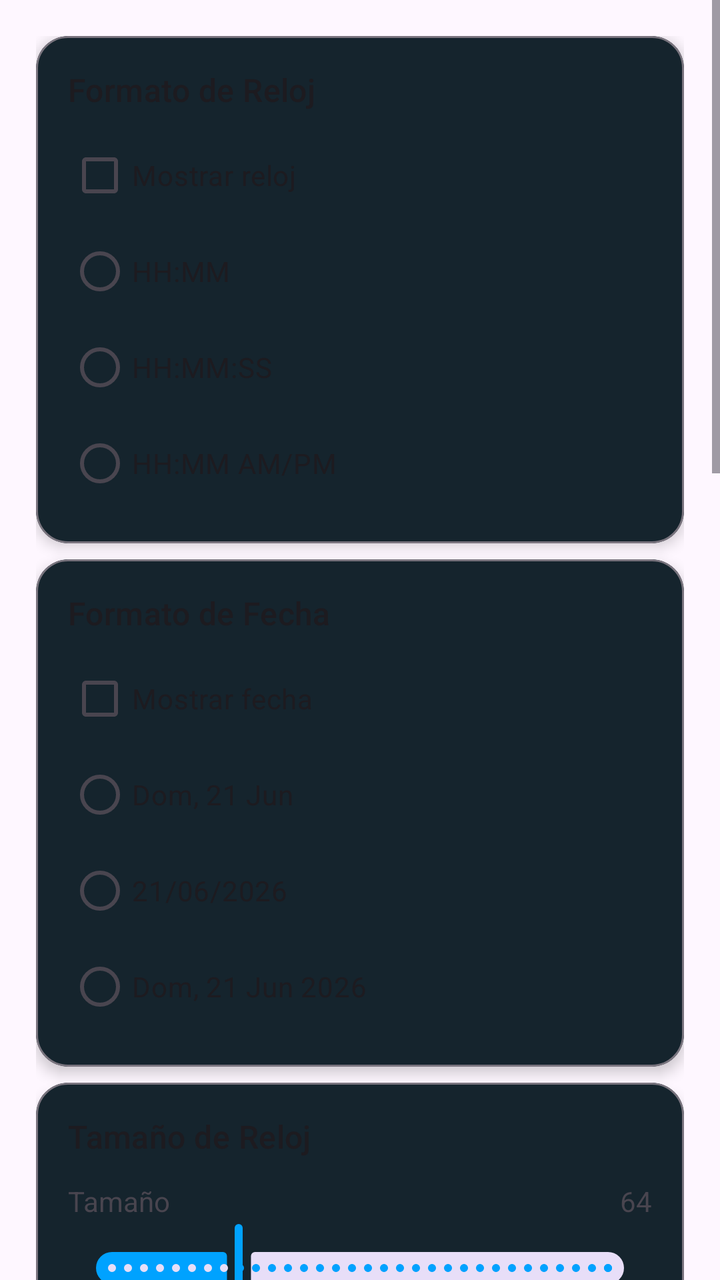
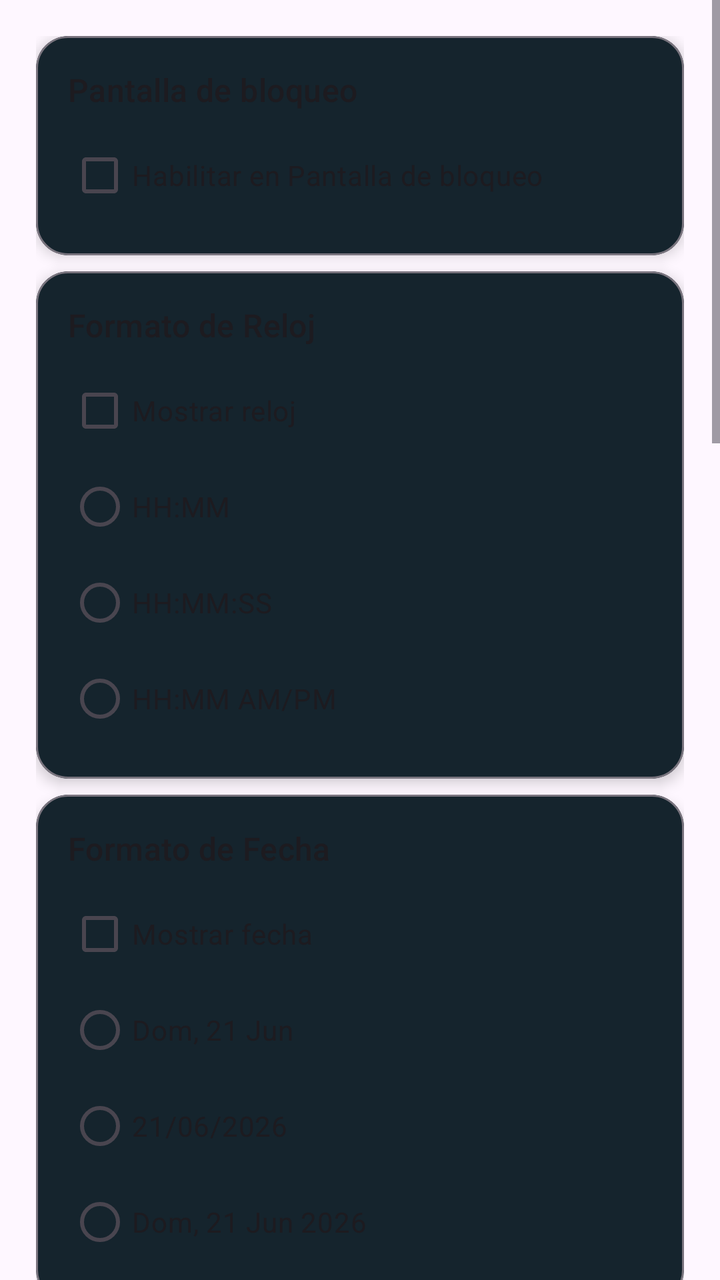

Before-and-after screenshots of an Android layout around one commit, followed by the original layout XML and the change that was made.
<!-- AndroidManifest.xml: application theme Theme.RomasterLiveWall -->
<!-- res/layout/layout_clock.xml -->
<?xml version="1.0" encoding="utf-8"?>
<ScrollView
    xmlns:android="http://schemas.android.com/apk/res/android"
    xmlns:app="http://schemas.android.com/apk/res-auto"
    android:layout_width="match_parent"
    android:layout_height="match_parent">
    
    <LinearLayout
        android:layout_marginStart="2dp"
        android:layout_marginEnd="2dp"
        android:layout_marginTop="2dp"
        android:layout_marginBottom="2dp"
        android:layout_width="match_parent"
        android:layout_height="wrap_content"
        android:orientation="vertical"
        android:padding="16dp">
        
        
        <com.google.android.material.card.MaterialCardView
            android:id="@+id/cardCheckClock"
            android:layout_width="match_parent"
            android:layout_height="wrap_content"
            android:layout_marginBottom="8dp"
            app:cardCornerRadius="16dp"
            app:cardElevation="4dp"
            app:strokeWidth="1dp"
            app:strokeColor="?attr/colorOutline"
            app:cardBackgroundColor="?attr/colorSurface">
        
            <LinearLayout
                android:layout_width="match_parent"
                android:layout_height="wrap_content"
                android:orientation="vertical"
                android:padding="16dp">
        
                <TextView
                    android:layout_width="wrap_content"
                    android:layout_height="wrap_content"
                    android:text="Formato de Reloj"
                    android:textAppearance="?attr/textAppearanceTitleMedium"
                    android:layout_marginBottom="8dp"/>
        
                <com.google.android.material.checkbox.MaterialCheckBox
                    android:id="@+id/checkClock"
                    android:layout_width="wrap_content"
                    android:layout_height="wrap_content"
                    android:text="Mostrar reloj"/>
        
                <RadioGroup
                    android:id="@+id/radioTimeFormat"
                    android:layout_width="match_parent"
                    android:layout_height="wrap_content"
                    android:orientation="vertical">
        
                    <com.google.android.material.radiobutton.MaterialRadioButton
                        android:id="@+id/radioHHMM"
                        android:layout_width="wrap_content"
                        android:layout_height="wrap_content"
                        android:text="HH:MM"/>
        
                    <com.google.android.material.radiobutton.MaterialRadioButton
                        android:id="@+id/radioHHMMSS"
                        android:layout_width="wrap_content"
                        android:layout_height="wrap_content"
                        android:text="HH:MM:SS"/>
        
                    <com.google.android.material.radiobutton.MaterialRadioButton
                        android:id="@+id/radioAMPM"
                        android:layout_width="wrap_content"
                        android:layout_height="wrap_content"
                        android:text="HH:MM AM/PM"/>
        
                </RadioGroup>
        
            </LinearLayout>
        
        </com.google.android.material.card.MaterialCardView>

        <com.google.android.material.card.MaterialCardView
            android:id="@+id/cardCheckDate"
            android:layout_width="match_parent"
            android:layout_height="wrap_content"
            android:layout_marginBottom="8dp"
            app:cardCornerRadius="16dp"
            app:cardElevation="4dp"
            app:strokeWidth="1dp"
            app:strokeColor="?attr/colorOutline"
            app:cardBackgroundColor="?attr/colorSurface">
        
            <LinearLayout
                android:layout_width="match_parent"
                android:layout_height="wrap_content"
                android:orientation="vertical"
                android:padding="16dp">
        
                <TextView
                    android:layout_width="wrap_content"
                    android:layout_height="wrap_content"
                    android:text="Formato de Fecha"
                    android:textAppearance="?attr/textAppearanceTitleMedium"
                    android:layout_marginBottom="8dp"/>
        
                <com.google.android.material.checkbox.MaterialCheckBox
                    android:id="@+id/checkDate"
                    android:layout_width="wrap_content"
                    android:layout_height="wrap_content"
                    android:text="Mostrar fecha"/>
        
                <RadioGroup
                    android:id="@+id/radioDateFormat"
                    android:layout_width="match_parent"
                    android:layout_height="wrap_content"
                    android:orientation="vertical">
        
                    <com.google.android.material.radiobutton.MaterialRadioButton
                        android:id="@+id/radioDateShort"
                        android:layout_width="wrap_content"
                        android:layout_height="wrap_content"
                        android:text="Dom, 21 Jun"/>
        
                    <com.google.android.material.radiobutton.MaterialRadioButton
                        android:id="@+id/radioDateNumeric"
                        android:layout_width="wrap_content"
                        android:layout_height="wrap_content"
                        android:text="21/06/2026"/>
        
                    <com.google.android.material.radiobutton.MaterialRadioButton
                        android:id="@+id/radioDateLong"
                        android:layout_width="wrap_content"
                        android:layout_height="wrap_content"
                        android:text="Dom, 21 Jun 2026"/>
        
                </RadioGroup>
        
            </LinearLayout>
        
        </com.google.android.material.card.MaterialCardView>
        
        <com.google.android.material.card.MaterialCardView
            android:id="@+id/cardClockSize"
            android:layout_width="match_parent"
            android:layout_height="wrap_content"
            android:layout_marginBottom="8dp"
            app:cardCornerRadius="16dp"
            app:cardElevation="4dp"
            app:strokeWidth="1dp"
            app:strokeColor="?attr/colorOutline"
            app:cardBackgroundColor="?attr/colorSurface">
        
            <LinearLayout
                android:layout_width="match_parent"
                android:layout_height="wrap_content"
                android:orientation="vertical"
                android:padding="16dp">
        
                <TextView
                    android:layout_width="wrap_content"
                    android:layout_height="wrap_content"
                    android:text="Tamaño de Reloj"
                    android:textAppearance="?attr/textAppearanceTitleMedium"/>
        
                <LinearLayout
                    android:layout_width="match_parent"
                    android:layout_height="wrap_content"
                    android:orientation="horizontal"
                    android:layout_marginTop="12dp">
        
                    <TextView
                        android:layout_width="0dp"
                        android:layout_height="wrap_content"
                        android:layout_weight="1"
                        android:text="Tamaño"/>
        
                    <TextView
                        android:id="@+id/textClockSizeValue"
                        android:layout_width="wrap_content"
                        android:layout_height="wrap_content"
                        android:text="64"/>
        
                </LinearLayout>
        
                <com.google.android.material.slider.Slider
                    android:id="@+id/sliderClockSize"
                    android:layout_width="match_parent"
                    android:layout_height="wrap_content"
                    android:valueFrom="0"
                    android:valueTo="250"
                    android:stepSize="1"
                    android:value="64"/>
        
                <TextView
                    android:layout_width="wrap_content"
                    android:layout_height="wrap_content"
                    android:text="Color"
                    android:layout_marginTop="12dp"/>
        
                <LinearLayout
                    android:id="@+id/layoutClockColor"
                    android:layout_width="match_parent"
                    android:layout_height="wrap_content"
                    android:layout_marginTop="12dp"
                    android:gravity="center_vertical"
                    android:orientation="horizontal">
                
                    <View
                        android:id="@+id/viewClockColor"
                        android:layout_width="24dp"
                        android:layout_height="24dp"
                        android:layout_marginEnd="12dp"
                        android:background="@android:color/white"/>
                
                    <TextView
                        android:id="@+id/textClockColor"
                        android:layout_width="0dp"
                        android:layout_height="wrap_content"
                        android:layout_weight="1"
                        android:text="#FFFFFF"/>
                
                    <com.google.android.material.button.MaterialButton
                        android:id="@+id/buttonClockColor"
                        style="?attr/materialButtonOutlinedStyle"
                        android:layout_width="wrap_content"
                        android:layout_height="wrap_content"
                        android:text="Cambiar"/>
                
                </LinearLayout>
        
            </LinearLayout>
        
        </com.google.android.material.card.MaterialCardView>
        
        <com.google.android.material.card.MaterialCardView
            android:id="@+id/cardDateSize"
            android:layout_width="match_parent"
            android:layout_height="wrap_content"
            android:layout_marginBottom="8dp"
            app:cardCornerRadius="16dp"
            app:cardElevation="4dp"
            app:strokeWidth="1dp"
            app:strokeColor="?attr/colorOutline"
            app:cardBackgroundColor="?attr/colorSurface">
        
            <LinearLayout
                android:layout_width="match_parent"
                android:layout_height="wrap_content"
                android:orientation="vertical"
                android:padding="16dp">
        
                <TextView
                    android:layout_width="wrap_content"
                    android:layout_height="wrap_content"
                    android:text="Tamaño de Fecha"
                    android:textAppearance="?attr/textAppearanceTitleMedium"/>
        
                <LinearLayout
                    android:layout_width="match_parent"
                    android:layout_height="wrap_content"
                    android:orientation="horizontal"
                    android:layout_marginTop="12dp">
        
                    <TextView
                        android:layout_width="0dp"
                        android:layout_height="wrap_content"
                        android:layout_weight="1"
                        android:text="Tamaño"/>
        
                    <TextView
                        android:id="@+id/textDateSizeValue"
                        android:layout_width="wrap_content"
                        android:layout_height="wrap_content"
                        android:text="64"/>
        
                </LinearLayout>
        
                <com.google.android.material.slider.Slider
                    android:id="@+id/sliderDateSize"
                    android:layout_width="match_parent"
                    android:layout_height="wrap_content"
                    android:valueFrom="0"
                    android:valueTo="250"
                    android:stepSize="1"
                    android:value="64"/>
        
                <TextView
                    android:layout_width="wrap_content"
                    android:layout_height="wrap_content"
                    android:text="Color"
                    android:layout_marginTop="12dp"/>
        
                <LinearLayout
                    android:id="@+id/layoutDateColor"
                    android:layout_width="match_parent"
                    android:layout_height="wrap_content"
                    android:layout_marginTop="12dp"
                    android:gravity="center_vertical"
                    android:orientation="horizontal">
                
                    <View
                        android:id="@+id/viewDateColor"
                        android:layout_width="24dp"
                        android:layout_height="24dp"
                        android:layout_marginEnd="12dp"
                        android:background="@android:color/white"/>
                
                    <TextView
                        android:id="@+id/textDateColor"
                        android:layout_width="0dp"
                        android:layout_height="wrap_content"
                        android:layout_weight="1"
                        android:text="#FFFFFF"/>
                
                    <com.google.android.material.button.MaterialButton
                        android:id="@+id/buttonDateColor"
                        style="?attr/materialButtonOutlinedStyle"
                        android:layout_width="wrap_content"
                        android:layout_height="wrap_content"
                        android:text="Cambiar"/>
                
                </LinearLayout>
        
            </LinearLayout>
        
        </com.google.android.material.card.MaterialCardView>
        
        <com.google.android.material.card.MaterialCardView
            android:id="@+id/cardPosition"
            android:layout_width="match_parent"
            android:layout_height="wrap_content"
            android:layout_marginBottom="8dp"
            app:cardCornerRadius="16dp"
            app:cardElevation="4dp"
            app:strokeWidth="1dp"
            app:strokeColor="?attr/colorOutline"
            app:cardBackgroundColor="?attr/colorSurface">
        
            <LinearLayout
                android:layout_width="match_parent"
                android:layout_height="wrap_content"
                android:orientation="vertical"
                android:padding="16dp">
        
                <TextView
                    android:layout_width="wrap_content"
                    android:layout_height="wrap_content"
                    android:text="Posición"
                    android:textAppearance="?attr/textAppearanceTitleMedium"/>
        
                <LinearLayout
                    android:layout_width="match_parent"
                    android:layout_height="wrap_content"
                    android:orientation="horizontal"
                    android:layout_marginTop="12dp">
        
                    <TextView
                        android:layout_width="0dp"
                        android:layout_height="wrap_content"
                        android:layout_weight="1"
                        android:text="Horizontal"/>
        
                    <TextView
                        android:id="@+id/textXValue"
                        android:layout_width="wrap_content"
                        android:layout_height="wrap_content"
                        android:text="50"/>
        
                </LinearLayout>
        
                <com.google.android.material.slider.Slider
                    android:id="@+id/sliderX"
                    android:layout_width="match_parent"
                    android:layout_height="wrap_content"
                    android:valueFrom="0"
                    android:valueTo="100"
                    android:stepSize="1"
                    android:value="50"/>
        
                <LinearLayout
                    android:layout_width="match_parent"
                    android:layout_height="wrap_content"
                    android:orientation="horizontal"
                    android:layout_marginTop="12dp">
        
                    <TextView
                        android:layout_width="0dp"
                        android:layout_height="wrap_content"
                        android:layout_weight="1"
                        android:text="Vertical"/>
        
                    <TextView
                        android:id="@+id/textYValue"
                        android:layout_width="wrap_content"
                        android:layout_height="wrap_content"
                        android:text="50"/>
        
                </LinearLayout>
        
                <com.google.android.material.slider.Slider
                    android:id="@+id/sliderY"
                    android:layout_width="match_parent"
                    android:layout_height="wrap_content"
                    android:valueFrom="0"
                    android:valueTo="100"
                    android:stepSize="1"
                    android:value="50"/>
        
            </LinearLayout>
        
        </com.google.android.material.card.MaterialCardView>
        
        <com.google.android.material.card.MaterialCardView
            android:id="@+id/cardAlign"
            android:layout_width="match_parent"
            android:layout_height="wrap_content"
            android:layout_marginBottom="8dp"
            app:cardCornerRadius="16dp"
            app:cardElevation="4dp"
            app:strokeWidth="1dp"
            app:strokeColor="?attr/colorOutline"
            app:cardBackgroundColor="?attr/colorSurface">
        
            <LinearLayout
                android:layout_width="match_parent"
                android:layout_height="wrap_content"
                android:orientation="vertical"
                android:padding="16dp">
        
                <TextView
                    android:layout_width="wrap_content"
                    android:layout_height="wrap_content"
                    android:text="Alineación"
                    android:textAppearance="?attr/textAppearanceTitleMedium"
                    android:layout_marginBottom="8dp"/>
        
                <RadioGroup
                    android:id="@+id/radioAlign"
                    android:layout_width="match_parent"
                    android:layout_height="wrap_content">
        
                    <com.google.android.material.radiobutton.MaterialRadioButton
                        android:id="@+id/radioAlignLeft"
                        android:layout_width="wrap_content"
                        android:layout_height="wrap_content"
                        android:text="Izquierda"/>
        
                    <com.google.android.material.radiobutton.MaterialRadioButton
                        android:id="@+id/radioAlignCenter"
                        android:layout_width="wrap_content"
                        android:layout_height="wrap_content"
                        android:text="Centro"/>
        
                    <com.google.android.material.radiobutton.MaterialRadioButton
                        android:id="@+id/radioAlignRight"
                        android:layout_width="wrap_content"
                        android:layout_height="wrap_content"
                        android:text="Derecha"/>
        
                </RadioGroup>
        
            </LinearLayout>
        
        </com.google.android.material.card.MaterialCardView>
        
        <com.google.android.material.card.MaterialCardView
            android:id="@+id/cardFont"
            android:layout_width="match_parent"
            android:layout_height="wrap_content"
            android:layout_marginBottom="8dp"
            app:cardCornerRadius="16dp"
            app:cardElevation="4dp"
            app:strokeWidth="1dp"
            app:strokeColor="?attr/colorOutline"
            app:cardBackgroundColor="?attr/colorSurface">
        
            <LinearLayout
                android:layout_width="match_parent"
                android:layout_height="wrap_content"
                android:orientation="vertical"
                android:padding="16dp">
        
                <TextView
                    android:layout_width="wrap_content"
                    android:layout_height="wrap_content"
                    android:text="Fuentes"
                    android:textAppearance="?attr/textAppearanceTitleMedium"
                    android:layout_marginBottom="12dp"/>
        
                <com.google.android.material.button.MaterialButton
                    android:id="@+id/buttonImportFont"
                    android:layout_width="match_parent"
                    android:layout_height="wrap_content"
                    android:text="Importar fuente"
                    android:icon="@android:drawable/ic_input_add"/>
                
                <com.google.android.material.textfield.TextInputLayout
                    android:id="@+id/layoutClockFont"
                    style="@style/Widget.Material3.TextInputLayout.OutlinedBox.ExposedDropdownMenu"
                    android:layout_width="match_parent"
                    android:layout_height="wrap_content"
                    android:layout_marginTop="16dp"
                    android:hint="Fuente del reloj">
                
                    <AutoCompleteTextView
                        android:id="@+id/dropClockFont"
                        android:layout_width="match_parent"
                        android:layout_height="wrap_content"
                        android:inputType="none"/>
                
                </com.google.android.material.textfield.TextInputLayout>
        
                <com.google.android.material.textfield.TextInputLayout
                    android:id="@+id/layoutDateFont"
                    style="@style/Widget.Material3.TextInputLayout.OutlinedBox.ExposedDropdownMenu"
                    android:layout_width="match_parent"
                    android:layout_height="wrap_content"
                    android:layout_marginTop="16dp"
                    android:hint="Fuente de la fecha">
                
                    <AutoCompleteTextView
                        android:id="@+id/dropDateFont"
                        android:layout_width="match_parent"
                        android:layout_height="wrap_content"
                        android:inputType="none"/>
                
                </com.google.android.material.textfield.TextInputLayout>
        
            </LinearLayout>
        
        </com.google.android.material.card.MaterialCardView>
        
    </LinearLayout>
    
</ScrollView>
<!-- resources referenced by this layout -->
<resources>
  <style name="Theme.RomasterLiveWall" parent="Theme.Material3.DayNight.NoActionBar">
  
          <item name="colorPrimary">@color/md_theme_primary</item>
          <item name="colorSurface">@color/md_theme_surface</item>
          <item name="colorSurfaceVariant">@color/md_theme_surfaceVariant</item>
          <item name="android:statusBarColor">@android:color/transparent</item>
  
      </style>
  <color name="md_theme_primary">#00A2FF</color>
  <color name="md_theme_surface">#181818</color>
  <color name="md_theme_surfaceVariant">#242424</color>
</resources>

<!-- the commit's change to res/layout/layout_clock.xml (unified diff, before → after) -->
@@ -16,6 +16,43 @@
         android:padding="16dp">
         
         
+        
+        
+        
+        <com.google.android.material.card.MaterialCardView
+            android:id="@+id/cardLockScreenVisibility"
+            android:layout_width="match_parent"
+            android:layout_height="wrap_content"
+            android:layout_marginBottom="8dp"
+            app:cardCornerRadius="16dp"
+            app:cardElevation="4dp"
+            app:strokeWidth="1dp"
+            app:strokeColor="?attr/colorOutline"
+            app:cardBackgroundColor="?attr/colorSurface">
+        
+            <LinearLayout
+                android:layout_width="match_parent"
+                android:layout_height="wrap_content"
+                android:orientation="vertical"
+                android:padding="16dp">
+        
+                <TextView
+                    android:layout_width="wrap_content"
+                    android:layout_height="wrap_content"
+                    android:text="Pantalla de bloqueo"
+                    android:textAppearance="?attr/textAppearanceTitleMedium"
+                    android:layout_marginBottom="8dp"/>
+        
+                <com.google.android.material.checkbox.MaterialCheckBox
+                    android:id="@+id/checkClockLockScreen"
+                    android:layout_width="wrap_content"
+                    android:layout_height="wrap_content"
+                    android:text="Habilitar en Pantalla de bloqueo"/>
+        
+            </LinearLayout>
+        
+        </com.google.android.material.card.MaterialCardView>
+        
         <com.google.android.material.card.MaterialCardView
             android:id="@+id/cardCheckClock"
             android:layout_width="match_parent"
